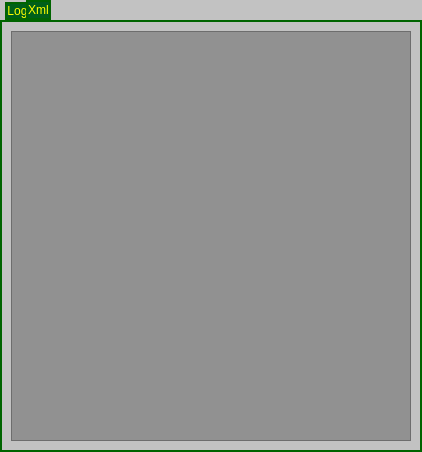
Old version of the form branches/macjariel/client/logwidget.ui in the repository kubos741/kbang.
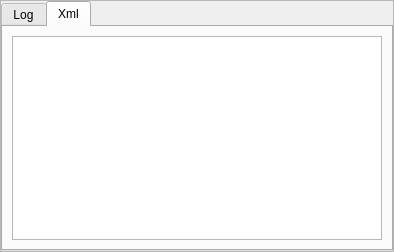
New version of the form.

Commit message: Color change in client.

Patch:
```diff
--- a/branches/macjariel/client/logwidget.ui
+++ b/branches/macjariel/client/logwidget.ui
@@ -5,8 +5,8 @@
    <rect>
     <x>0</x>
     <y>0</y>
-    <width>422</width>
-    <height>452</height>
+    <width>394</width>
+    <height>252</height>
    </rect>
   </property>
   <property name="sizePolicy" >
@@ -27,22 +27,6 @@
    </property>
    <item row="0" column="0" >
     <widget class="QFrame" name="frame" >
-     <property name="styleSheet" >
-      <string notr="true" >QFrame#frame
-{
-	background-color: rgba(0, 0, 0, 48);
-    border: 0px;
-    padding: 0px;
-    margin: 0px;
-}
-
-QWidget
-{
-/*	background-color: transparent;*/
-}
-
-</string>
-     </property>
      <property name="frameShape" >
       <enum>QFrame::StyledPanel</enum>
      </property>
@@ -52,37 +36,6 @@
       </property>
       <item row="0" column="0" >
        <widget class="QTabWidget" name="mp_tabWidget" >
-        <property name="styleSheet" >
-         <string notr="true" >
-
-QTabWidget::pane 
-{
-/*	position: absolute;*/
-    top: 0.25em;
-	border: 2px solid rgb(0, 100, 0);
- }
-
-QTabWidget::tab-bar {
-	left: 3px; /* move to the right by 5px */
- }
-
-QTabBar::tab:!selected
-{
-	margin-top: 2px;
-}
-
-QTabBar::tab {
-	color: yellow;
-	background-color: rgb(0, 95, 26);
-	border: 2px solid rgb(0,100,0);
-	min-width: 10ex;
-    margin-left: 2px;
-	padding: 0px;
-}
-
-/* make use of negative margins for overlapping tabs */ QTabBar::tab:selected { /* expand/overlap to the left and right by 4px */ margin-left: -4px; margin-right: -4px; } QTabBar::tab:first:selected { margin-left: 0; /* the first selected tab has nothing to overlap with on the left */ } QTabBar::tab:last:selected { margin-right: 0; /* the last selected tab has nothing to overlap with on the right */ } QTabBar::tab:only-one { margin: 0; /* if there is only one tab, we don't want overlapping margins */ }
-</string>
-        </property>
         <property name="tabShape" >
          <enum>QTabWidget::Rounded</enum>
         </property>
@@ -130,13 +83,6 @@
             <property name="autoFillBackground" >
              <bool>false</bool>
             </property>
-            <property name="styleSheet" >
-             <string notr="true" >QTextBrowser
-{
-	font-size: 7pt;
-	background-color: rgba(0, 0, 0, 64);
-}</string>
-            </property>
             <property name="verticalScrollBarPolicy" >
              <enum>Qt::ScrollBarAsNeeded</enum>
             </property>
```
Left out of the diff: 3 changed lines with no effect on the pictures. The commit also changes 16 other files.
